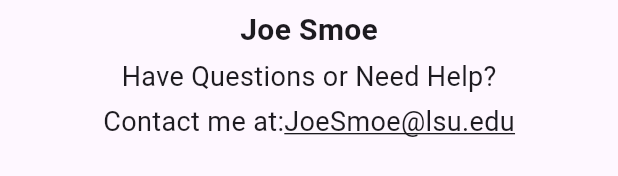
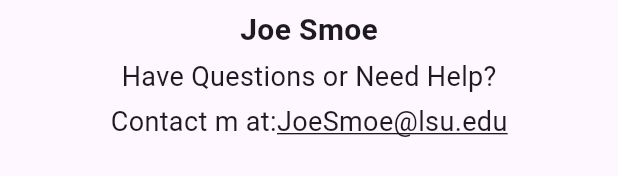
Before and after one commit to Jacon-ator/Flutter_Scav_App, a Flutter app: the HelpPage widget shown alone on an empty page, opened directly, on a phone screen of 412 x 824 dp. Shown: the part 666-842 px from the top of the screen. Run offline on Flutter 3.47's test engine with Material 3 defaults, Android fonts, the phone set to English and light mode, and no system bars.

```diff
--- a/lib/main.dart
+++ b/lib/main.dart
@@ -290,7 +290,7 @@
           SizedBox(height: 4),
           Text.rich(
             TextSpan(
-              text: 'Contact me at:',
+              text: 'Contact m at:',
               style: TextStyle(fontSize: 18),
               children: <TextSpan>[
                 TextSpan(
```
